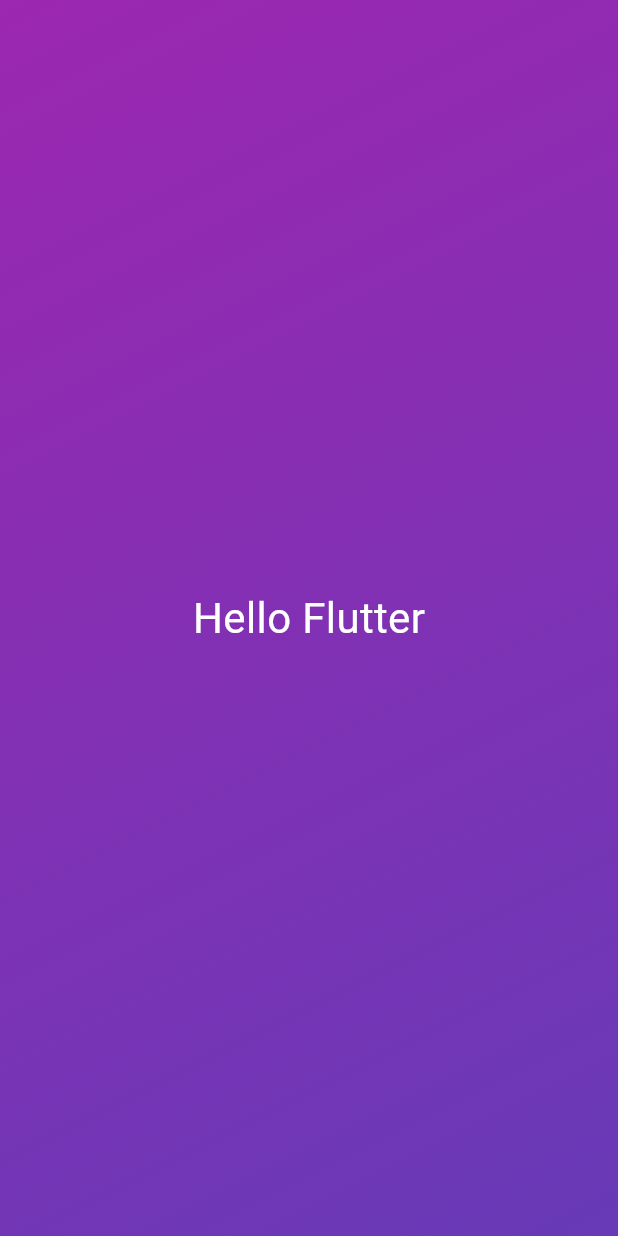
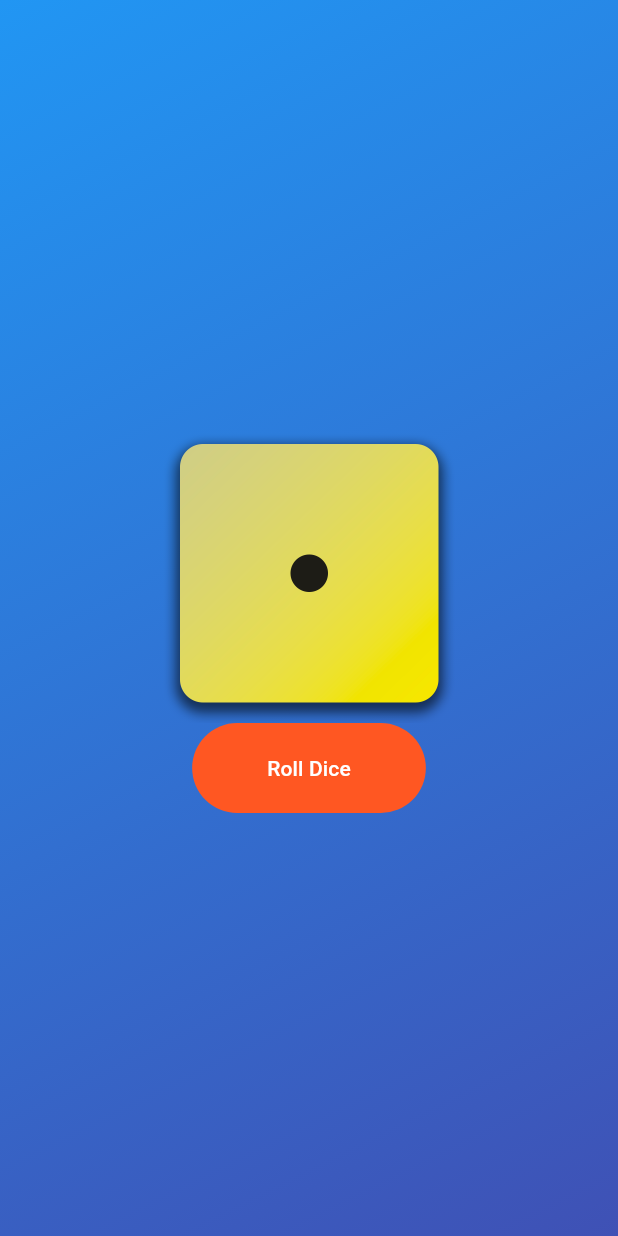
Before and after one commit to AbdElRahmanMostafa1/Flutter-dice-roll, a Flutter app: the screen it shows after launch, on a phone screen of 412 x 824 dp. Run offline on Flutter 3.47's test engine with Material 3 defaults, Android fonts, the phone set to English and light mode, and no system bars.

Commit message:
feat/dice-roller

```diff
--- /dev/null
+++ b/lib/dice_roller.dart
@@ -0,0 +1,47 @@
+import 'package:flutter/material.dart';
+import 'dart:math';
+
+final randomizer = Random();
+
+class DiceRoller extends StatefulWidget {
+  DiceRoller({super.key});
+
+  @override
+  State<DiceRoller> createState() {
+    return _DiceRollerState();
+  }
+}
+
+class _DiceRollerState extends State<DiceRoller> {
+  int activeDiceImg = 1;
+
+  void rollDiceHandler() {
+    setState(() {
+      activeDiceImg = randomizer.nextInt(6) + 1;
+    });
+  }
+
+  @override
+  Widget build(context) {
+    return Column(
+      mainAxisAlignment: MainAxisAlignment.center,
+      children: [
+        Image.asset(
+          'assets/images/dice-$activeDiceImg.png',
+          width: 200,
+        ),
+        TextButton(
+          onPressed: rollDiceHandler,
+          style: TextButton.styleFrom(
+            backgroundColor: Colors.deepOrange,
+            padding: const EdgeInsets.symmetric(horizontal: 50, vertical: 20),
+          ),
+          child: const Text(
+            "Roll Dice",
+            style: TextStyle(color: Colors.white),
+          ),
+        )
+      ],
+    );
+  }
+}
--- /dev/null
+++ b/lib/gradient_container.dart
@@ -0,0 +1,27 @@
+import 'package:flutter/material.dart';
+import './dice_roller.dart';
+
+class GradientContainer extends StatelessWidget {
+  const GradientContainer(
+    this.color, {
+    key,
+  }) : super(key: key);
+
+  final List<Color> color;
+
+  @override
+  Widget build(context) {
+    return Container(
+      decoration: BoxDecoration(
+        gradient: LinearGradient(
+          colors: color,
+          begin: Alignment.topLeft,
+          end: Alignment.bottomRight,
+        ),
+      ),
+      child: Center(
+        child: DiceRoller(),
+      ),
+    );
+  }
+}
--- a/lib/main.dart
+++ b/lib/main.dart
@@ -1,28 +1,13 @@
 import 'package:flutter/material.dart';
+import './gradient_container.dart';
 
 main() {
-  const text = 'Hello Flutter';
-
-  runApp(MaterialApp(
+  runApp(const MaterialApp(
     home: Scaffold(
-      body: Container(
-        decoration: const BoxDecoration(
-          gradient: LinearGradient(
-            colors: [Colors.purple, Colors.deepPurple],
-            begin: Alignment.topLeft,
-            end: Alignment.bottomRight,
-          ),
-        ),
-        child: const Center(
-          child: Text(
-            text,
-            style: TextStyle(
-              color: Colors.white,
-              fontSize: 28.0,
-            ),
-          ),
-        ),
-      ),
+      body: GradientContainer([
+        Colors.blue,
+        Colors.indigo,
+      ]),
     ),
   ));
 }
--- /dev/null
+++ b/lib/styled_text.dart
@@ -0,0 +1,23 @@
+import 'package:flutter/material.dart';
+
+class StyledText extends StatelessWidget {
+  const StyledText(
+    this.text, {
+    super.key,
+  });
+
+  final String text;
+
+  @override
+  Widget build(context) {
+    // const text = 'Hello Flutter!';
+
+    return Text(
+      text,
+      style: const TextStyle(
+        color: Colors.white,
+        fontSize: 28.0,
+      ),
+    );
+  }
+}
```
Also changed, not shown: pubspec.yaml (+9 -5 lines), assets/images/dice-1.png (added), assets/images/dice-2.png (added), assets/images/dice-3.png (added), assets/images/dice-4.png (added), assets/images/dice-5.png (added), assets/images/dice-6.png (added).
